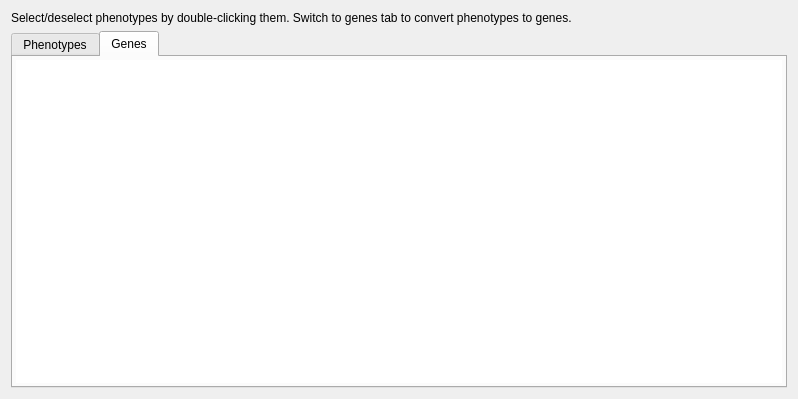
This is src/GSvar/PhenoToGenesDialog.ui in imgag/ngs-bits as Qt 5 draws it before an edit. The edited form follows.
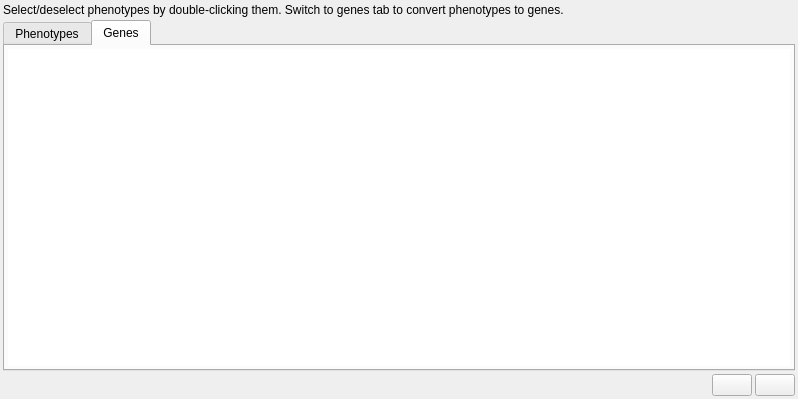
This is the edited form. The open tabs and pages were chosen to show the change. Icons and pictures are not drawn. Custom widgets are drawn as their Qt base class.

Commit message: GSvar: added GenesToRegionsDialog; polished PhenoToGenesDialog;

```diff
--- a/src/GSvar/PhenoToGenesDialog.ui
+++ b/src/GSvar/PhenoToGenesDialog.ui
@@ -14,6 +14,21 @@
    <string>Phenotypes &gt; Genes</string>
   </property>
   <layout class="QVBoxLayout" name="verticalLayout_3">
+   <property name="spacing">
+    <number>3</number>
+   </property>
+   <property name="leftMargin">
+    <number>3</number>
+   </property>
+   <property name="topMargin">
+    <number>3</number>
+   </property>
+   <property name="rightMargin">
+    <number>3</number>
+   </property>
+   <property name="bottomMargin">
+    <number>3</number>
+   </property>
    <item>
     <widget class="QLabel" name="label">
      <property name="text">
@@ -79,6 +94,9 @@
        <string>Genes</string>
       </attribute>
       <layout class="QVBoxLayout" name="verticalLayout">
+       <property name="spacing">
+        <number>3</number>
+       </property>
        <property name="leftMargin">
         <number>3</number>
        </property>
@@ -105,6 +123,60 @@
      </widget>
     </widget>
    </item>
+   <item>
+    <layout class="QHBoxLayout" name="horizontalLayout_2">
+     <property name="spacing">
+      <number>3</number>
+     </property>
+     <item>
+      <spacer name="horizontalSpacer">
+       <property name="orientation">
+        <enum>Qt::Horizontal</enum>
+       </property>
+       <property name="sizeHint" stdset="0">
+        <size>
+         <width>678</width>
+         <height>20</height>
+        </size>
+       </property>
+      </spacer>
+     </item>
+     <item>
+      <widget class="QPushButton" name="store_btn">
+       <property name="toolTip">
+        <string>&lt;html&gt;&lt;head/&gt;&lt;body&gt;&lt;p&gt;Store gene list as text file (TSV format).&lt;/p&gt;&lt;/body&gt;&lt;/html&gt;</string>
+       </property>
+       <property name="text">
+        <string/>
+       </property>
+       <property name="icon">
+        <iconset resource="resources.qrc">
+         <normaloff>:/Icons/CopyFile.png</normaloff>:/Icons/CopyFile.png</iconset>
+       </property>
+       <property name="autoDefault">
+        <bool>false</bool>
+       </property>
+      </widget>
+     </item>
+     <item>
+      <widget class="QPushButton" name="clip_btn">
+       <property name="toolTip">
+        <string>&lt;html&gt;&lt;head/&gt;&lt;body&gt;&lt;p&gt;Copy gene list to clipboard.&lt;/p&gt;&lt;/body&gt;&lt;/html&gt;</string>
+       </property>
+       <property name="text">
+        <string/>
+       </property>
+       <property name="icon">
+        <iconset resource="resources.qrc">
+         <normaloff>:/Icons/CopyClipboard.png</normaloff>:/Icons/CopyClipboard.png</iconset>
+       </property>
+       <property name="autoDefault">
+        <bool>false</bool>
+       </property>
+      </widget>
+     </item>
+    </layout>
+   </item>
   </layout>
  </widget>
  <customwidgets>
```
Left out of the diff: 6 changed lines with no effect on the pictures. The commit also changes 19 other files.
